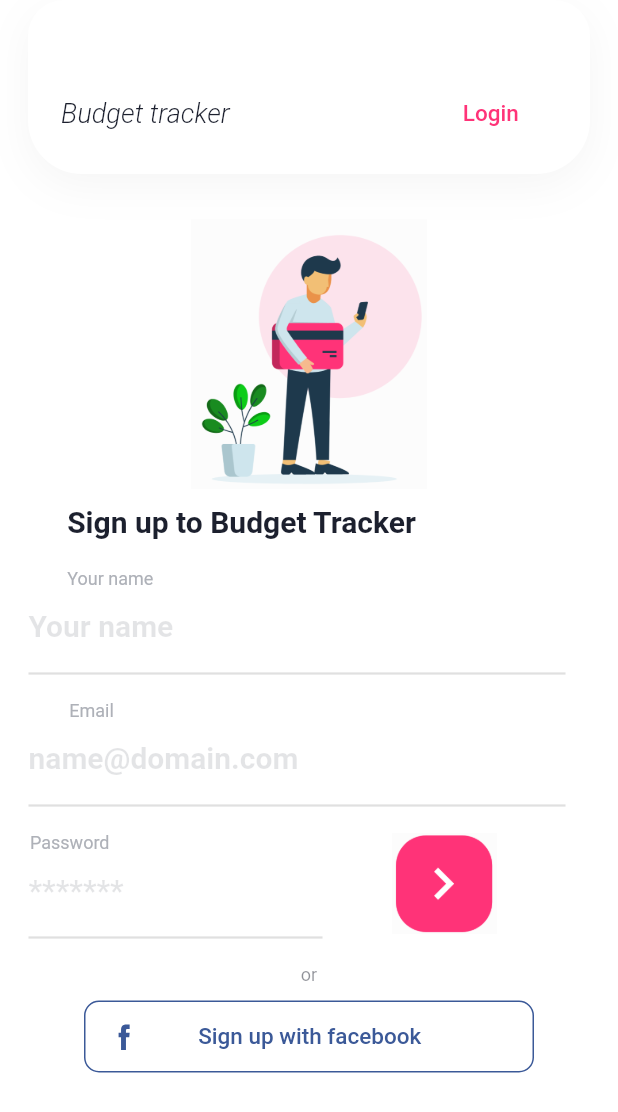
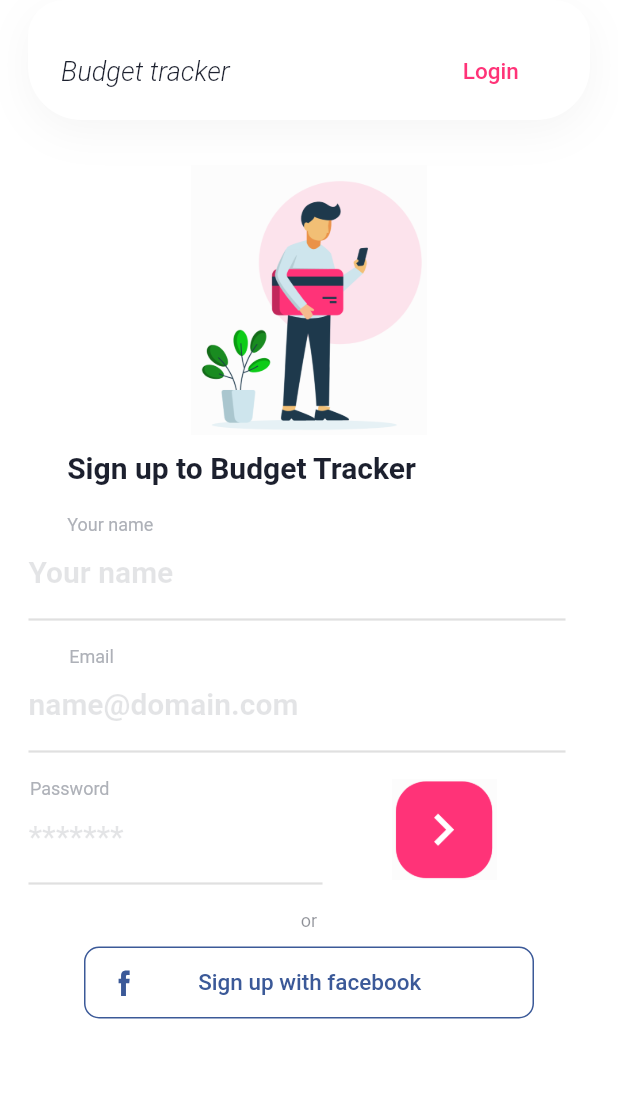
Before and after one commit to Bhavesh114/Expensee, a Flutter app: the SignUpScreen screen opened directly, after a tap on "Login", after a tap on "Sign Up", on a phone screen of 412 x 824 dp. Shown: the top 1112 px of the screen. Run offline on Flutter 3.47's test engine with Material 2 defaults, Android fonts, the phone set to English and light mode, and no system bars; our stand-ins replace after_layout, firebase_auth, flutter_svg, modal_progress_hud, shared_preferences; accounts and stored records are empty; Roboto replaces fonts that are missing (GT Walsheim Pro).

```diff
--- a/lib/Screens/Login_Screen.dart
+++ b/lib/Screens/Login_Screen.dart
@@ -26,12 +26,11 @@ class _LoginscreenState extends State<Loginscreen>
       backgroundColor: Color(0xffffffff),
       body: ModalProgressHUD(
         inAsyncCall: spinner,
-        child: SingleChildScrollView(
         child: Column(
           children: <Widget>[
             Container(
               width: 374.7,
-                height: 116.0,
+              height: 80.0,
               decoration: BoxDecoration(
                 borderRadius: BorderRadius.only(
                   topLeft: Radius.circular(23.98),
@@ -49,7 +48,7 @@ class _LoginscreenState extends State<Loginscreen>
                 ],
               ),
               child: Padding(
-                  padding: const EdgeInsets.only(top: 35.0),
+                padding: const EdgeInsets.only(top: 15.0),
                 child: Row(
                   mainAxisAlignment: MainAxisAlignment.start,
                   crossAxisAlignment: CrossAxisAlignment.center,
@@ -70,7 +69,7 @@ class _LoginscreenState extends State<Loginscreen>
                       ),
                     ),
                     Padding(
-                        padding: const EdgeInsets.only(left: 130.0),
+                      padding: const EdgeInsets.only(left: 160.0),
                       child: FlatButton(
                         splashColor: Colors.transparent,
                         highlightColor: Colors.transparent,
@@ -173,8 +172,7 @@ class _LoginscreenState extends State<Loginscreen>
                         ),
                       ),
                       Padding(
-                          padding:
-                              const EdgeInsets.only(left: 19.0, bottom: 0.0),
+                        padding: const EdgeInsets.only(left: 19.0, bottom: 0.0),
                         child: TextField(
                           keyboardType: TextInputType.visiblePassword,
                           obscureText: true,
@@ -269,7 +267,6 @@ class _LoginscreenState extends State<Loginscreen>
                         SizedBox(
                       width: 266.0,
                       height: 50.0,
-                        child: SingleChildScrollView(
                       child: Text(
                         'Login with facebook',
                         style: TextStyle(
@@ -280,7 +277,7 @@ class _LoginscreenState extends State<Loginscreen>
                           height: 0.9,
                         ),
                         textAlign: TextAlign.center,
-                        )),
+                      ),
                     ),
                   ),
                   Transform.translate(
@@ -321,7 +318,6 @@ class _LoginscreenState extends State<Loginscreen>
           ],
         ),
       ),
-      ),
     );
   }
 }
--- a/lib/Screens/Signup_Page.dart
+++ b/lib/Screens/Signup_Page.dart
@@ -24,7 +24,7 @@ class _SignUpScreenState extends State<SignUpScreen>
           children: <Widget>[
             Container(
               width: 374.7,
-              height: 116.0,
+              height: 80.0,
               decoration: BoxDecoration(
                 borderRadius: BorderRadius.only(
                   topLeft: Radius.circular(23.98),
@@ -42,7 +42,7 @@ class _SignUpScreenState extends State<SignUpScreen>
                 ],
               ),
               child: Padding(
-                padding: const EdgeInsets.only(top: 35.0),
+                padding: const EdgeInsets.only(top: 15.0),
                 child: Row(
                   mainAxisAlignment: MainAxisAlignment.start,
                   crossAxisAlignment: CrossAxisAlignment.center,
--- a/lib/main.dart
+++ b/lib/main.dart
@@ -16,6 +16,11 @@ class MyApp extends StatelessWidget {
       value: AuthServices().user,
       child: MaterialApp(
         debugShowCheckedModeBanner: false,
+        title: 'Lm Suite App',
+        theme: ThemeData(
+          primarySwatch: Colors.pink,
+          visualDensity: VisualDensity.adaptivePlatformDensity,
+        ),
         home: LandingPage(),
       ),
     );
```
Also changed, not shown: lib/LandingPage.dart (+18 -18 lines), lib/LandingScreen2.dart (added, +18 -0 lines), lib/Screens/Onboarding_Screen.dart (+6 -6 lines), 1 other file. Lines whose indentation alone changed are shown as unchanged.
